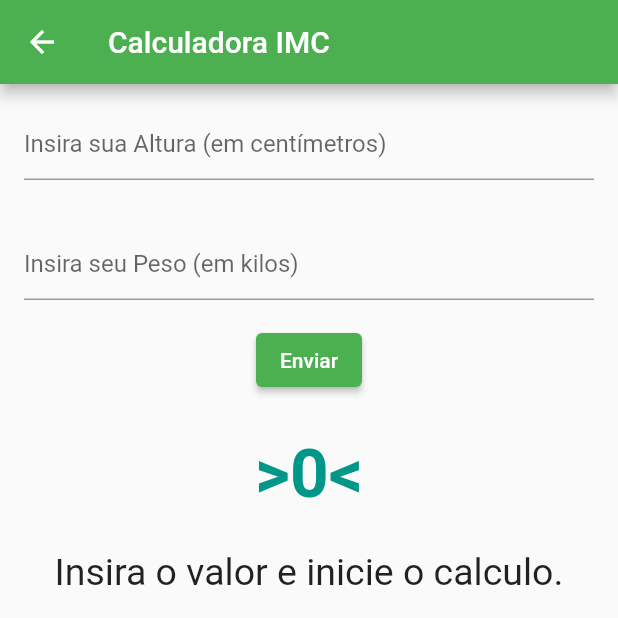
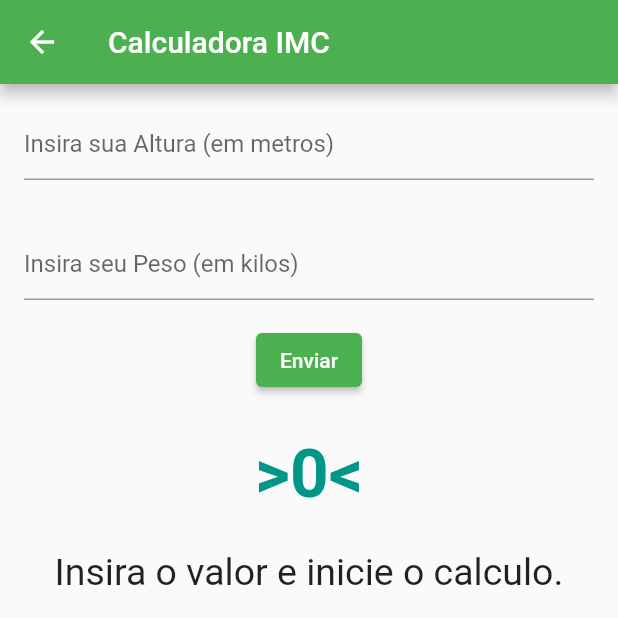
Before and after one commit to Pawtter/contador_returns, a Flutter app: the Imc_Screen screen opened directly, on a phone screen of 412 x 824 dp, the top half of it. Run offline on Flutter 3.47's test engine with Material 2 defaults, Android fonts, the phone set to English and light mode, and no system bars.

Commit message:
Atualizado Label para Usuario em Altura

```diff
--- a/lib/Screens/imc/imc_Screen.dart
+++ b/lib/Screens/imc/imc_Screen.dart
@@ -67,7 +67,7 @@ class _FormImcState extends State<FormImc> {
             child: TextFormField(
               controller: myControllerAltura,
               decoration: const InputDecoration(
-                  hintText: 'Insira sua Altura (em centímetros)'),
+                  hintText: 'Insira sua Altura (em metros)'),
               inputFormatters: [
                 FilteringTextInputFormatter.allow(
                     RegExp(r'[0-9]+[,.]{0,1}[0-9]*'))
```
